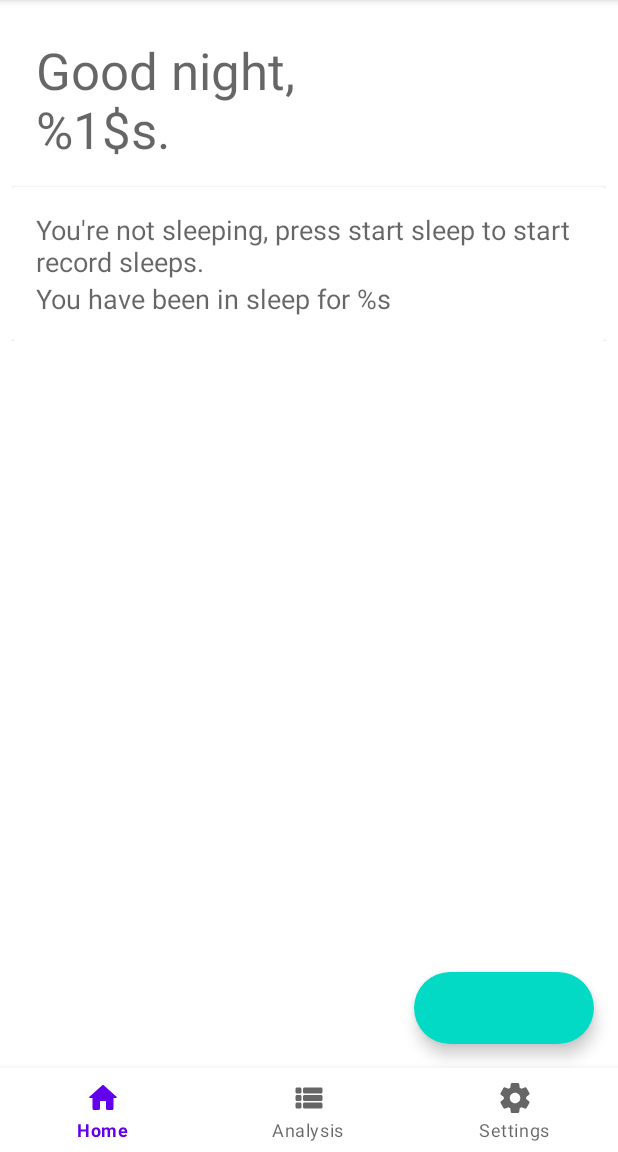
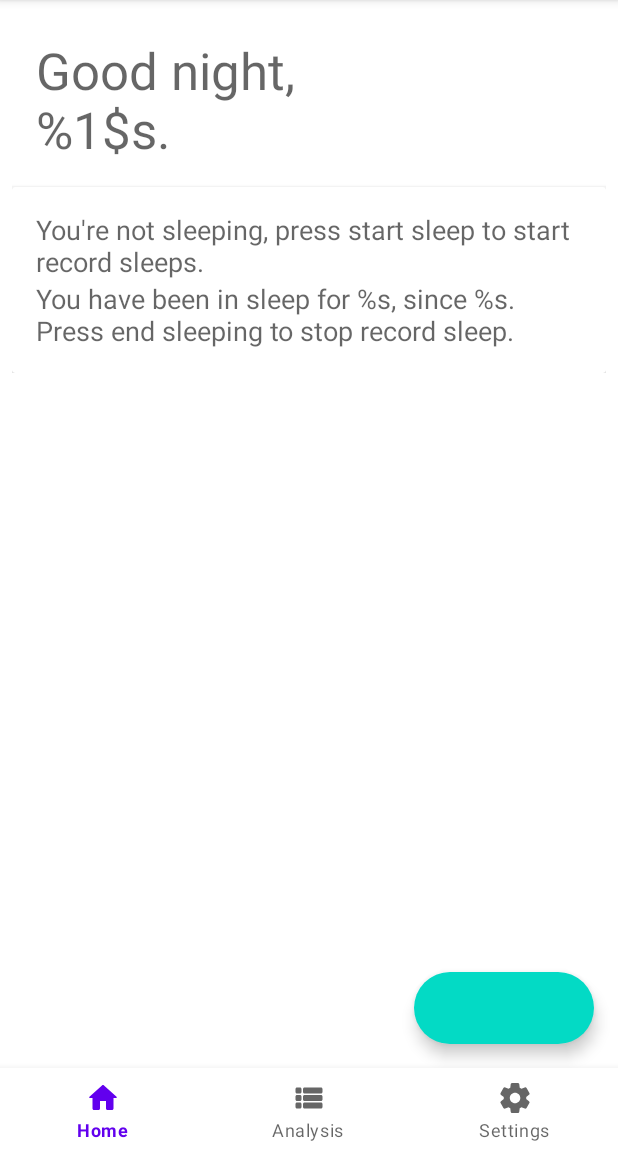
Before and after one commit to JasonHK-HKCC/SEHH3165-Group-Project, an Android app: the screen it shows after launch (MainActivity), on a phone screen of 412 x 824 dp, the part 84-1236 px from its top. Run offline under Robolectric (Android 15) with nearby library versions, the light colour scheme and no system bars; our stand-ins replace Room's generated code, RxJava, navigation-ui; libraries missing offline, so code that uses them is left out: lombok.val; 8 statements that could not run were skipped.

Commit message:
Improve the message

```diff
--- a/app/src/main/res/layout/fragment_home.xml
+++ b/app/src/main/res/layout/fragment_home.xml
@@ -47,7 +47,7 @@
                     <TextView
                         android:layout_width="wrap_content"
                         android:layout_height="wrap_content"
-                        android:text="You have been in sleep for %s"
+                        android:text="You have been in sleep for %s, since %s. Press end sleeping to stop record sleep."
                         android:textAppearance="@style/TextAppearance.AppCompat.Medium" />
 
                 </LinearLayout>
```
